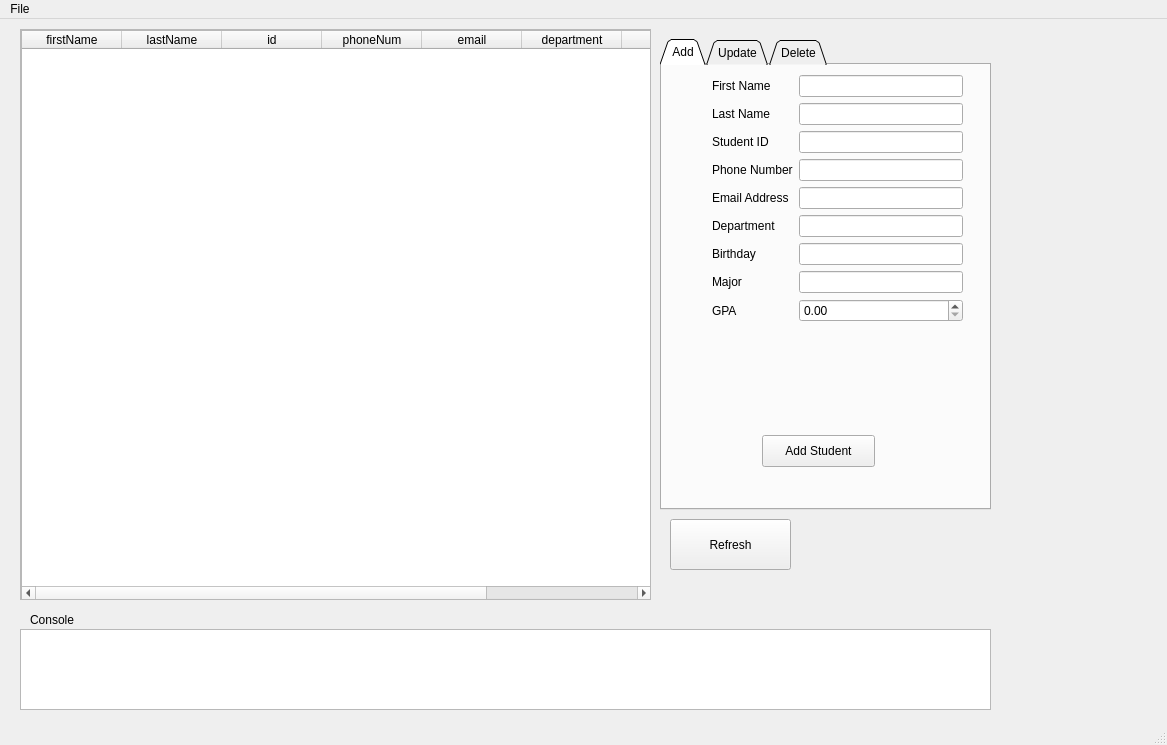
Qt form Ui_MainWindow.ui (Farhan1232001/DatabaseManagementSystem) before a commit.
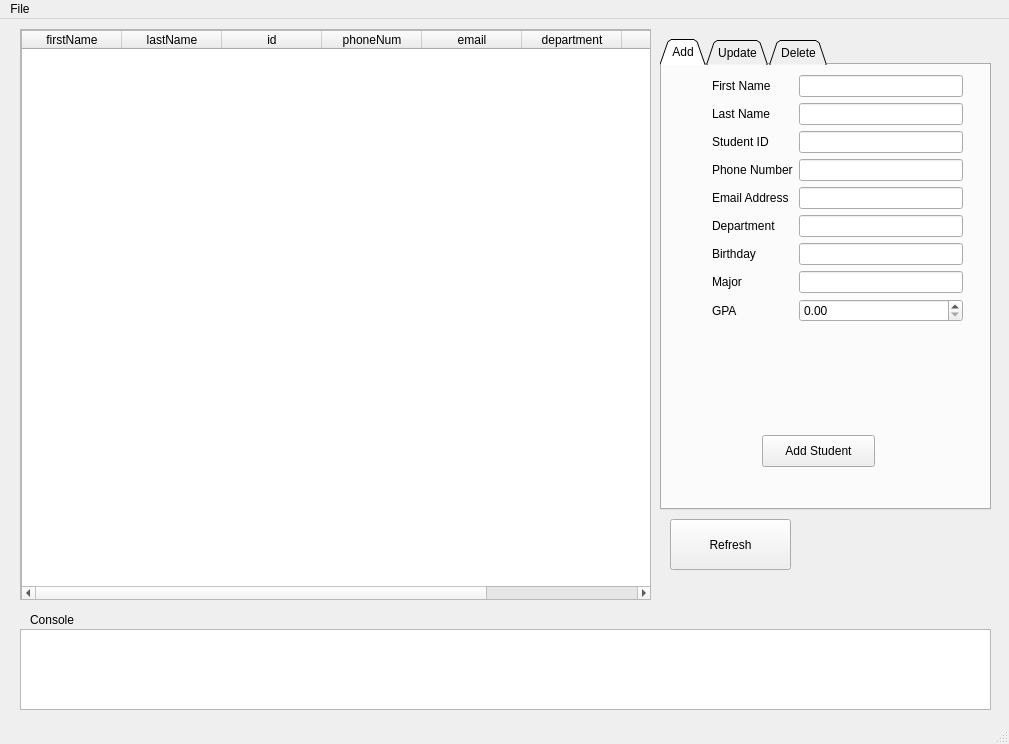
The same form after that commit. Icons and pictures are not drawn.

```diff
--- a/Ui_MainWindow.ui
+++ b/Ui_MainWindow.ui
@@ -6,10 +6,16 @@
    <rect>
     <x>0</x>
     <y>0</y>
-    <width>1167</width>
-    <height>745</height>
+    <width>1009</width>
+    <height>744</height>
    </rect>
   </property>
+  <property name="minimumSize">
+   <size>
+    <width>1009</width>
+    <height>744</height>
+   </size>
+  </property>
   <property name="windowTitle">
    <string>MainWindow</string>
   </property>
@@ -375,7 +381,7 @@
     <rect>
      <x>0</x>
      <y>0</y>
-     <width>1167</width>
+     <width>1009</width>
      <height>24</height>
     </rect>
    </property>
```
